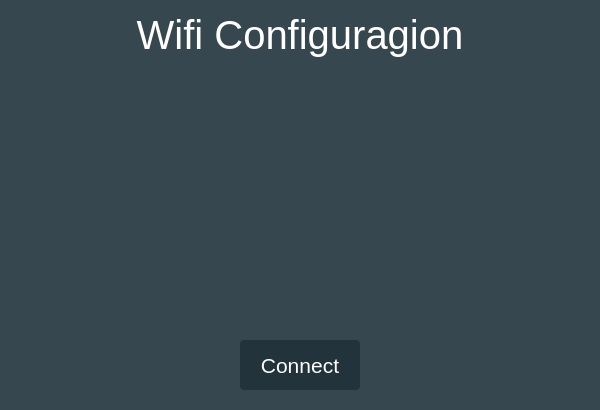
Above: DMM/wificonfigdialog.ui from mickyTwenty/DMM before the change. Below: the same form after it.
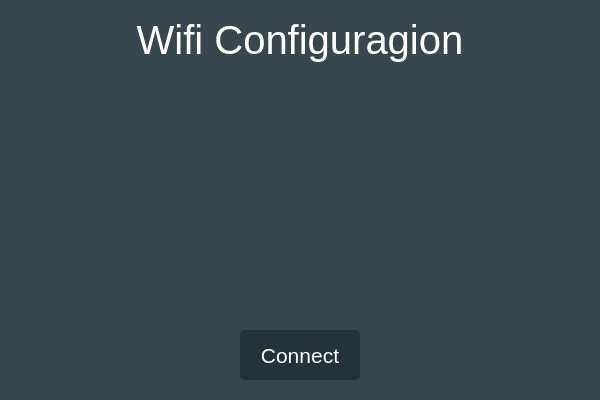
That is the form after the change.

The edit to the form file:
```diff
--- a/DMM/wificonfigdialog.ui
+++ b/DMM/wificonfigdialog.ui
@@ -7,19 +7,19 @@
     <x>0</x>
     <y>0</y>
     <width>600</width>
-    <height>410</height>
+    <height>400</height>
    </rect>
   </property>
   <property name="minimumSize">
    <size>
     <width>600</width>
-    <height>0</height>
+    <height>400</height>
    </size>
   </property>
   <property name="maximumSize">
    <size>
     <width>600</width>
-    <height>16777215</height>
+    <height>400</height>
    </size>
   </property>
   <property name="windowTitle">
@@ -49,13 +49,13 @@
      <property name="minimumSize">
       <size>
        <width>0</width>
-       <height>70</height>
+       <height>80</height>
       </size>
      </property>
      <property name="maximumSize">
       <size>
        <width>16777215</width>
-       <height>70</height>
+       <height>80</height>
       </size>
      </property>
      <property name="font">
```
